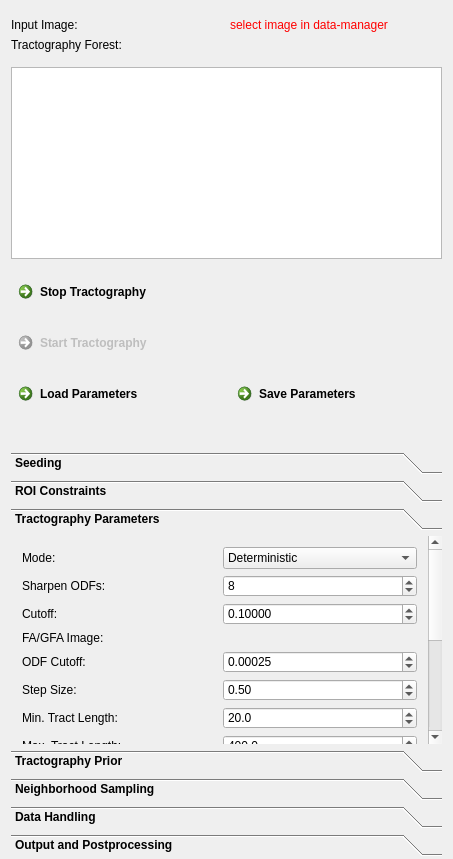
Before: the Qt Designer form Plugins/org.mitk.gui.qt.diffusionimaging.tractography/src/internal/QmitkStreamlineTrackingViewControls.ui in MIC-DKFZ/MITK-Diffusion, drawn with Qt 5.
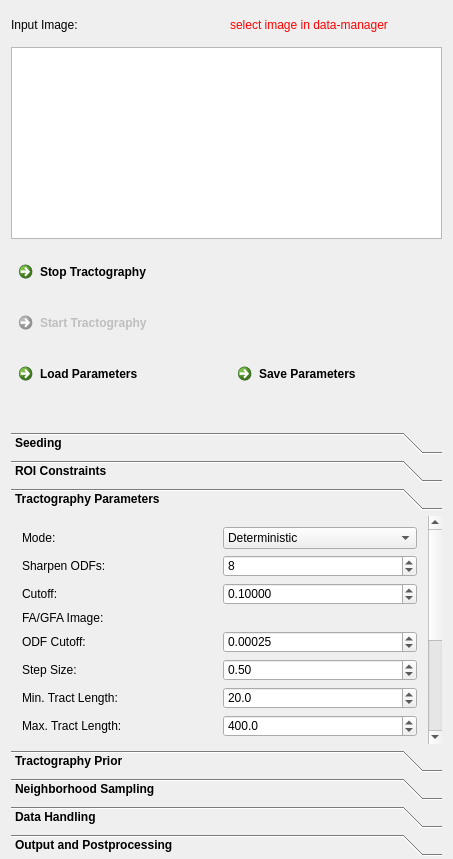
After: the same form once the commit is applied. The open tabs and pages were chosen to show the change. Icons and pictures are not drawn. Custom widgets are drawn as their Qt base class.

Commit message: reomve vigrad, ml tracking and tractseg

What changed in the file:
```diff
--- a/Plugins/org.mitk.gui.qt.diffusionimaging.tractography/src/internal/QmitkStreamlineTrackingViewControls.ui
+++ b/Plugins/org.mitk.gui.qt.diffusionimaging.tractography/src/internal/QmitkStreamlineTrackingViewControls.ui
@@ -220,23 +220,6 @@
            </property>
           </widget>
          </item>
-         <item row="1" column="0">
-          <widget class="QLabel" name="m_ForestLabel">
-           <property name="toolTip">
-            <string/>
-           </property>
-           <property name="text">
-            <string>Tractography Forest:</string>
-           </property>
-          </widget>
-         </item>
-         <item row="1" column="1">
-          <widget class="QmitkSingleNodeSelectionWidget" name="m_ForestSelectionWidget" native="true">
-           <property name="styleSheet">
-            <string notr="true"/>
-           </property>
-          </widget>
-         </item>
         </layout>
        </widget>
       </item>
@@ -710,7 +693,7 @@
       <property name="geometry">
        <rect>
         <x>0</x>
-        <y>-270</y>
+        <y>0</y>
         <width>421</width>
         <height>459</height>
        </rect>
```
The commit also changes 48 other files.
